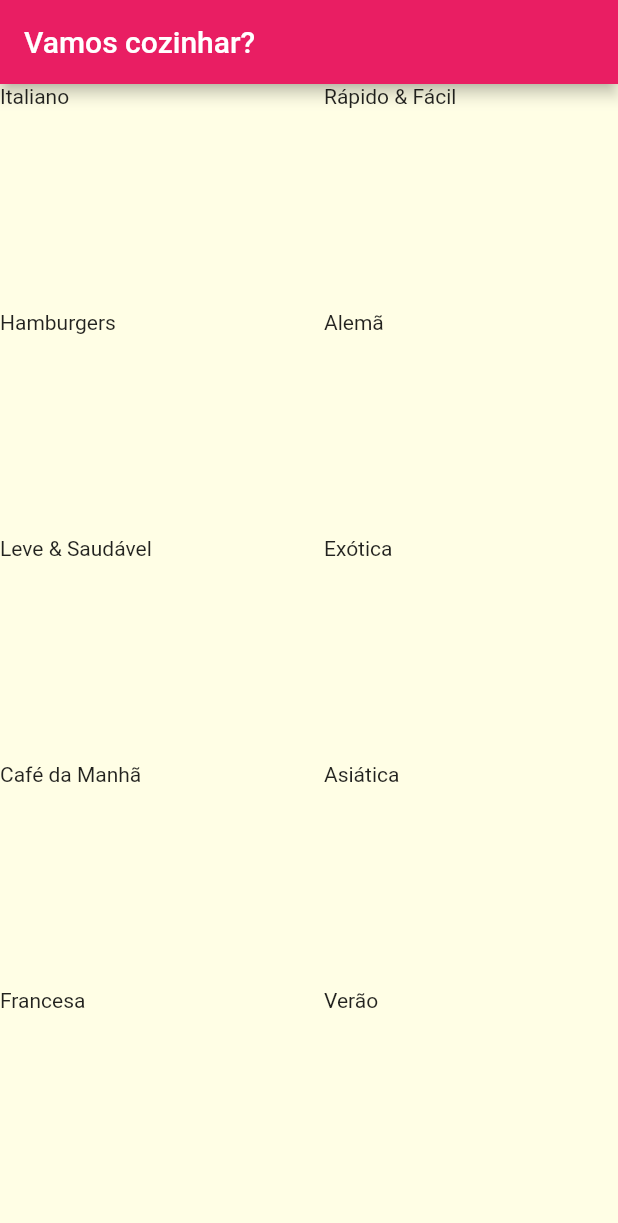
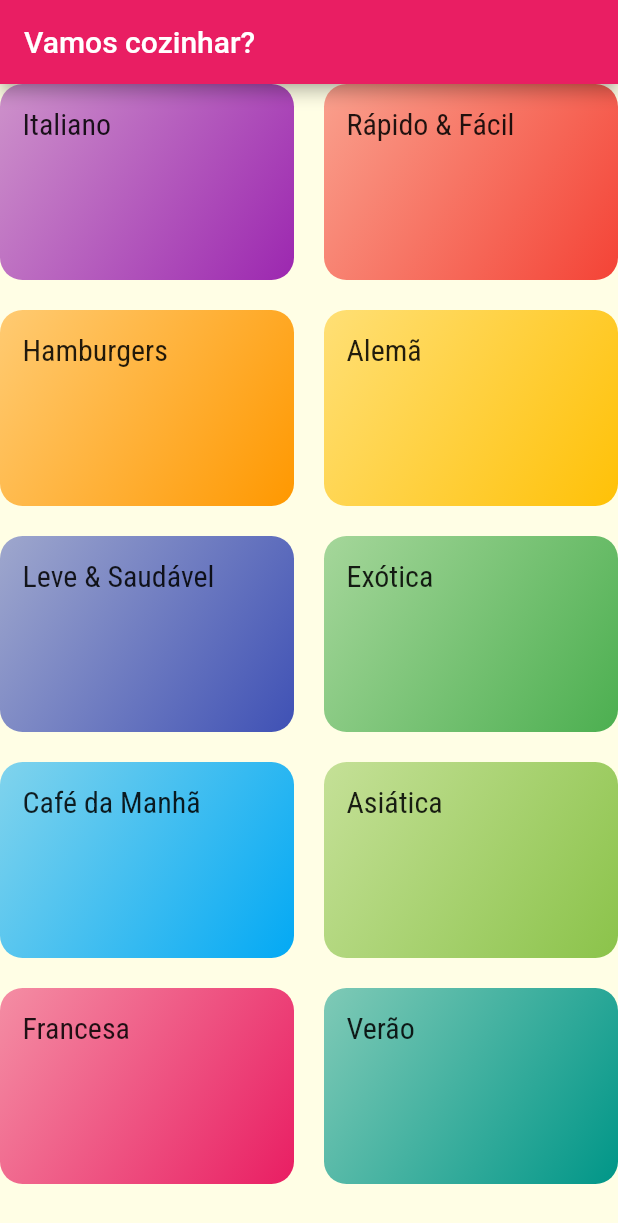
Before and after one commit to RicardoRaymundo/meals_app, a Flutter app: the screen it shows after launch, on a phone screen of 412 x 824 dp. Shown: the top 1223 px of the screen. Run offline on Flutter 3.47's test engine with Material 2 defaults, Android fonts, the phone set to English and light mode, and no system bars.

Commit message:
FEAT: Added gradient color to category item box

```diff
--- a/lib/components/category_item.dart
+++ b/lib/components/category_item.dart
@@ -1,5 +1,3 @@
-
-
 import 'package:flutter/material.dart';
 import 'package:meals_app/models/category.dart';
 
@@ -10,6 +8,17 @@ class CategoryItem extends StatelessWidget {
 
   @override
   Widget build(BuildContext context) {
-    return Text(category.title);
+    return Container(
+      padding: const EdgeInsets.all(15),
+      decoration: BoxDecoration(
+        borderRadius: BorderRadius.circular(15),
+        gradient: LinearGradient(
+          colors: [category.color.withOpacity(0.5), category.color],
+          begin: Alignment.topLeft,
+          end: Alignment.bottomRight,
+        ),
+      ),
+      child: Text(category.title, style: Theme.of(context).textTheme.titleMedium,),
+    );
   }
 }
```
